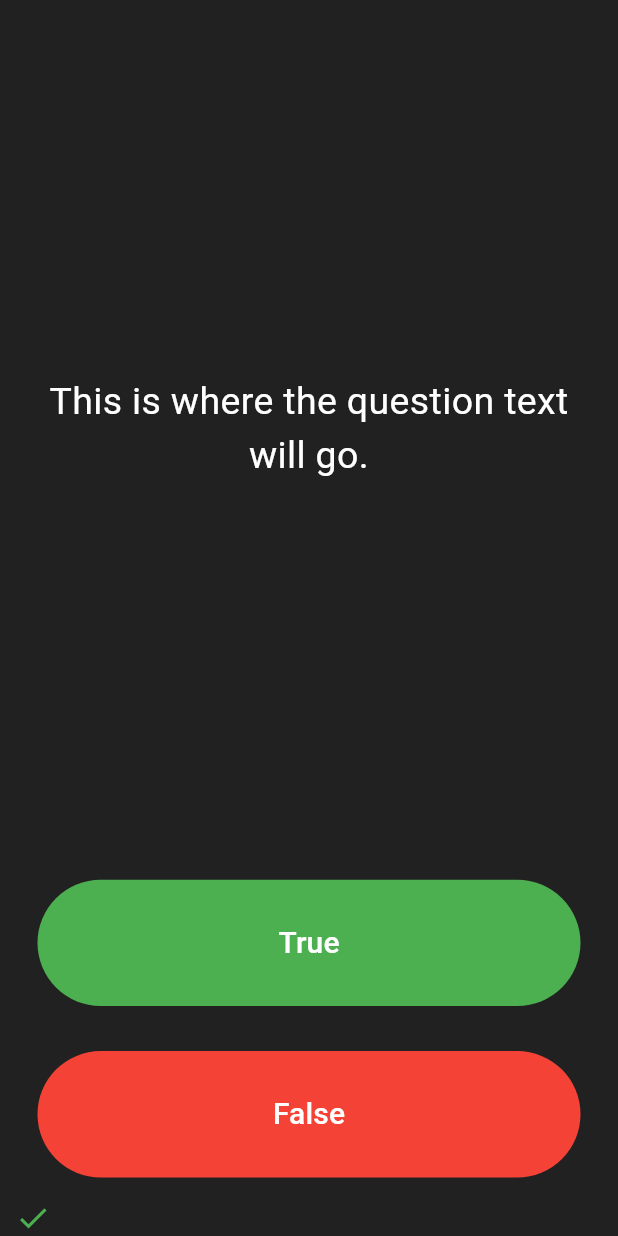
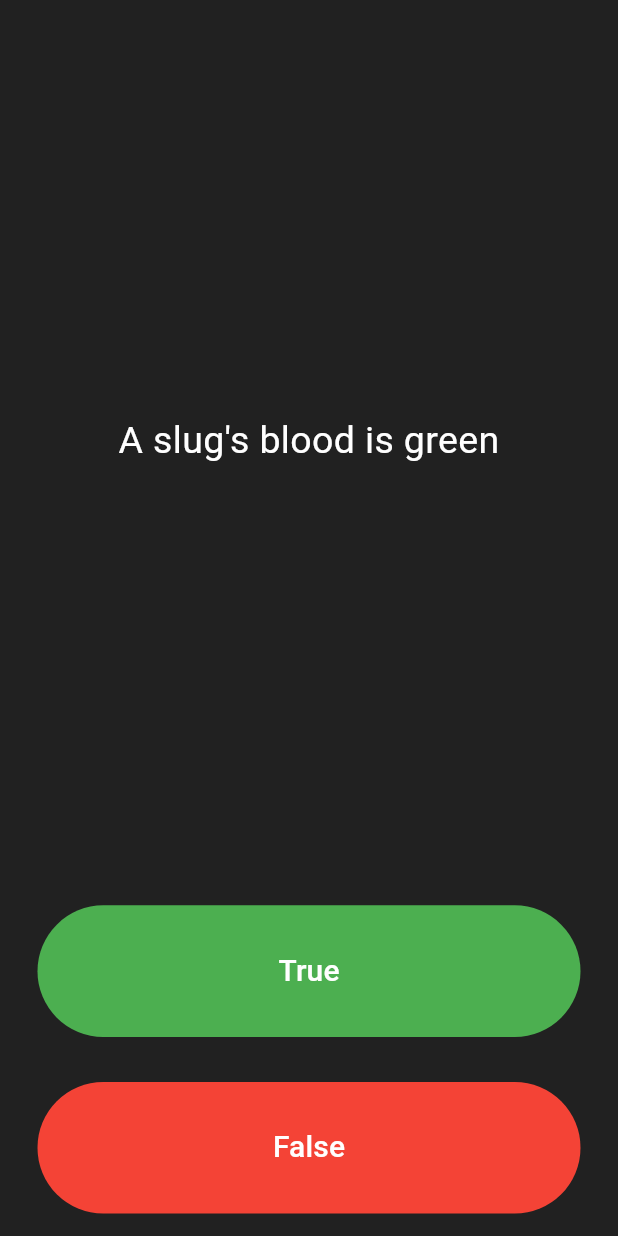
Before and after one commit to Erick360/quizzler, a Flutter app: the screen it shows after launch, after a tap on "True", after a tap on "False", on a phone screen of 412 x 824 dp. Run offline on Flutter 3.47's test engine with Material 3 defaults, Android fonts, the phone set to English and light mode, and no system bars.

Commit message:
some updates

```diff
--- a/lib/main.dart
+++ b/lib/main.dart
@@ -1,6 +1,6 @@
 import 'package:flutter/material.dart';
 
-void main() => runApp(Quizzler());
+void main() => runApp(const Quizzler());
 
 class Quizzler extends StatelessWidget {
   const Quizzler({super.key});
@@ -40,10 +40,20 @@ class _QuizPageState extends State<QuizPage> {
       color: Colors.red,
     ),
     */
-
-
     ];
 
+  List <String>questions = [
+    'You can lead a cow down stairs but not stairs',
+    'Approximately one quarter of human bones are in the feet',
+    'A slug\'s blood is green'
+  ];
+
+  List<bool>answers = [
+    false,
+    false,
+    true
+  ];
+  int questionNumber = 0;
 
   @override
   Widget build(BuildContext context) {
@@ -51,15 +61,15 @@ class _QuizPageState extends State<QuizPage> {
       mainAxisAlignment: MainAxisAlignment.spaceBetween,
       crossAxisAlignment: CrossAxisAlignment.stretch,
       children: <Widget>[
-        const Expanded(
+        Expanded(
           flex: 5,
           child: Padding(
-            padding: EdgeInsets.all(10.0),
+            padding: const EdgeInsets.all(10.0),
             child: Center(
               child: Text(
-                'This is where the question text will go.',
+                questions[questionNumber],
                 textAlign: TextAlign.center,
-                style: TextStyle(
+                style: const TextStyle(
                   fontSize: 25.0,
                   color: Colors.white,
                 ),
@@ -84,14 +94,17 @@ class _QuizPageState extends State<QuizPage> {
               ),
               onPressed: () {
                 //The user picked true.
+                bool correctAnswer = answers[questionNumber];
+                if(correctAnswer == true){
+
+                }else{
+
+                }
+
                 setState(() {
-                  scoreKeeper.add(
-                    const Icon(
-                      Icons.check,
-                      color: Colors.green,
-                    ),
-                  );
+                  questionNumber++;
                 });
+
               },
             ),
           ),
@@ -112,6 +125,15 @@ class _QuizPageState extends State<QuizPage> {
               ),
               onPressed: () {
                 //The user picked false.
+                bool correctAnswer = answers[questionNumber];
+                if(correctAnswer == false){
+
+                }
+
+                setState(() {
+                  questionNumber++;
+                });
+
               },
             ),
           ),
```
